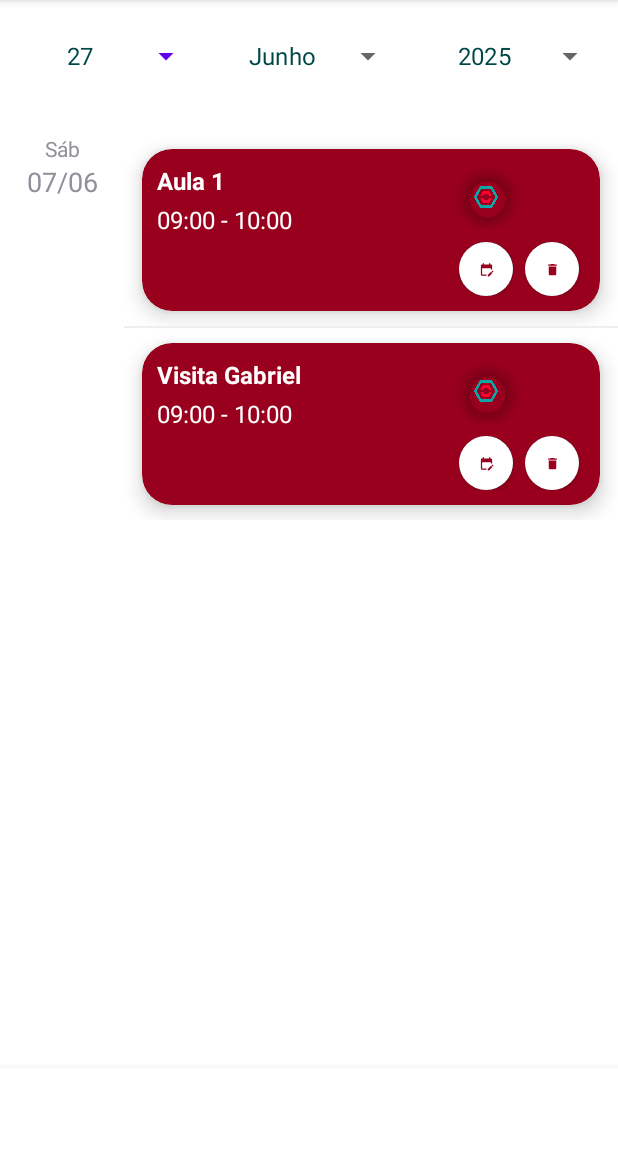
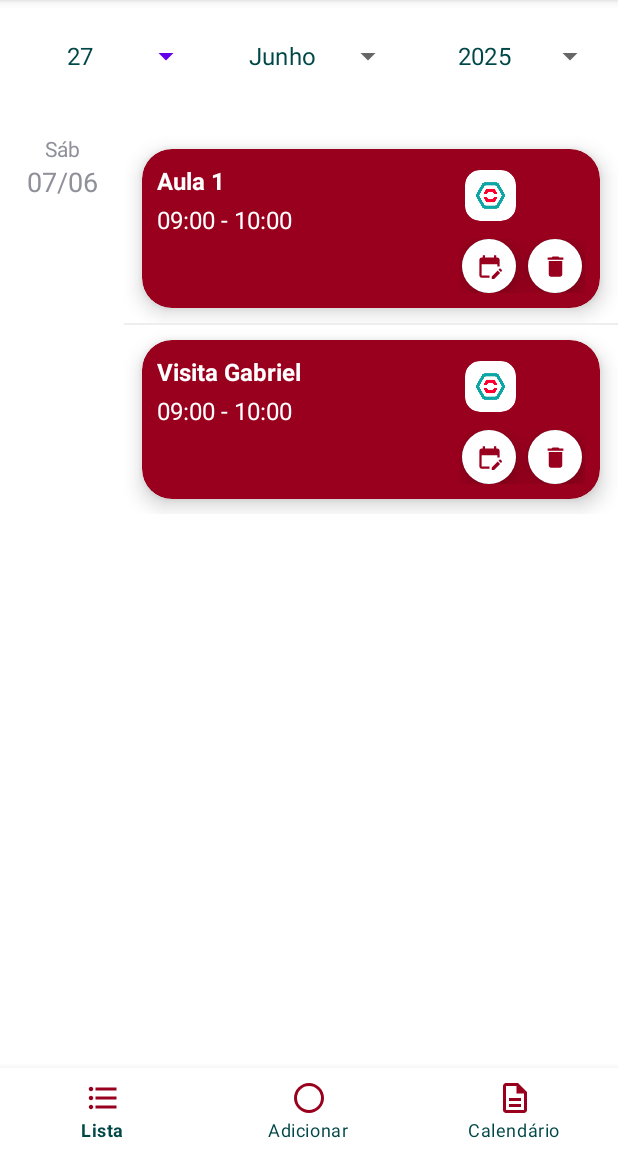
Before and after one commit to joaovitormelo/sync, an Android app: the EventsActivity screen opened directly, with no data from a screen before it, on a phone screen of 412 x 824 dp, the part 84-1236 px from its top. Run offline under Robolectric (Android 15) with nearby library versions, the phone set to English and light mode, and no system bars.

Commit message:
Mudando icones no evento e criando arquivo menu_bottom

```diff
--- a/app/src/main/java/com/rubeusufv/sync/Features/Presentation/Screens/EventsActivity.java
+++ b/app/src/main/java/com/rubeusufv/sync/Features/Presentation/Screens/EventsActivity.java
@@ -97,7 +97,7 @@ public class EventsActivity extends AppCompatActivity {
 
     private void configureBottomNav() {
         BottomNavigationView bottomNav = findViewById(R.id.bottom_navigation);
-        /*bottomNav.setSelectedItemId(R.id.nav_lista);
+        bottomNav.setSelectedItemId(R.id.nav_lista);
 
         bottomNav.setOnItemSelectedListener(item -> {
             int id = item.getItemId();
@@ -112,7 +112,7 @@ public class EventsActivity extends AppCompatActivity {
                 return true;
             }
             return false;
-        });*/
+        });
         // Teste da api da rubeus
         //buscarContatoPorId("21");
 
--- a/app/src/main/res/drawable/baseline_delete_24.xml
+++ b/app/src/main/res/drawable/baseline_delete_24.xml
@@ -1,4 +1,4 @@
-<vector xmlns:android="http://schemas.android.com/apk/res/android" android:height="10dp" android:tint="#99001D" android:viewportHeight="24" android:viewportWidth="24" android:width="10dp">
+<vector xmlns:android="http://schemas.android.com/apk/res/android" android:height="18dp" android:tint="#99001D" android:viewportHeight="24" android:viewportWidth="24" android:width="18dp">
 
     <path android:fillColor="@android:color/white" android:pathData="M6,19c0,1.1 0.9,2 2,2h8c1.1,0 2,-0.9 2,-2V7H6v12zM19,4h-3.5l-1,-1h-5l-1,1H5v2h14V4z"/>
 
--- a/app/src/main/res/drawable/baseline_edit_calendar_24.xml
+++ b/app/src/main/res/drawable/baseline_edit_calendar_24.xml
@@ -1,4 +1,4 @@
-<vector xmlns:android="http://schemas.android.com/apk/res/android" android:height="10dp" android:tint="#99001D" android:viewportHeight="24" android:viewportWidth="24" android:width="10dp">
+<vector xmlns:android="http://schemas.android.com/apk/res/android" android:height="18dp" android:tint="#99001D" android:viewportHeight="24" android:viewportWidth="24" android:width="18dp">
 
     <path android:fillColor="@android:color/white" android:pathData="M12,22H5c-1.11,0 -2,-0.9 -2,-2L3.01,6c0,-1.1 0.88,-2 1.99,-2h1V2h2v2h8V2h2v2h1c1.1,0 2,0.9 2,2v6h-2v-2H5v10h7V22zM22.13,16.99l0.71,-0.71c0.39,-0.39 0.39,-1.02 0,-1.41l-0.71,-0.71c-0.39,-0.39 -1.02,-0.39 -1.41,0l-0.71,0.71L22.13,16.99zM21.42,17.7l-5.3,5.3H14v-2.12l5.3,-5.3L21.42,17.7z"/>
 
--- a/app/src/main/res/layout/event_list_item.xml
+++ b/app/src/main/res/layout/event_list_item.xml
@@ -64,37 +64,37 @@
 
                     <androidx.cardview.widget.CardView
                         android:id="@+id/rubeusIconWrapper"
-                        android:layout_width="36dp"
-                        android:layout_height="36dp"
+                        android:layout_width="34dp"
+                        android:layout_height="34dp"
                         android:layout_margin="4dp"
-                        app:cardCornerRadius="18dp"
-                        app:cardBackgroundColor="@android:color/transparent"
-                        app:cardElevation="4dp">
+                        app:cardCornerRadius="10dp"
+                        app:cardBackgroundColor="@android:color/white"
+                        app:cardElevation="0dp">
 
                         <ImageView
                             android:id="@+id/rubeusIcon"
                             android:layout_width="match_parent"
                             android:layout_height="match_parent"
-                            android:layout_margin="10dp"
-                            android:src="@drawable/rubeus"
+                            android:layout_margin="4dp"
+                            android:src="@drawable/rubbeus"
                             android:scaleType="centerInside" />
                     </androidx.cardview.widget.CardView>
 
                     <androidx.cardview.widget.CardView
                         android:id="@+id/googleIconWrapper"
-                        android:layout_width="36dp"
-                        android:layout_height="36dp"
+                        android:layout_width="34dp"
+                        android:layout_height="34dp"
                         android:layout_margin="4dp"
-                        app:cardCornerRadius="18dp"
-                        app:cardBackgroundColor="@android:color/transparent"
-                        app:cardElevation="4dp">
+                        app:cardCornerRadius="10dp"
+                        app:cardBackgroundColor="@android:color/white"
+                        app:cardElevation="0dp">
 
                         <ImageView
                             android:id="@+id/googleIcon"
                             android:layout_width="match_parent"
                             android:layout_height="match_parent"
                             android:layout_margin="4dp"
-                            android:src="@drawable/google"
+                            android:src="@drawable/gogle"
                             android:scaleType="centerInside" />
                     </androidx.cardview.widget.CardView>
                 </LinearLayout>
@@ -114,7 +114,7 @@
                         android:layout_marginEnd="4dp"
                         app:cardCornerRadius="18dp"
                         app:cardBackgroundColor="@color/green"
-                        app:cardElevation="2dp">
+                        app:cardElevation="10dp">
 
                         <androidx.appcompat.widget.AppCompatImageButton
                             android:id="@+id/btnEditEvent"
@@ -137,7 +137,7 @@
                         android:layout_marginEnd="2dp"
                         app:cardCornerRadius="18dp"
                         app:cardBackgroundColor="@color/green"
-                        app:cardElevation="2dp">
+                        app:cardElevation="10dp">
 
                         <androidx.appcompat.widget.AppCompatImageButton
                             android:id="@+id/btnDeleteEvent"
--- /dev/null
+++ b/app/src/main/res/menu/menu_bottom.xml
@@ -0,0 +1,20 @@
+<?xml version="1.0" encoding="utf-8"?>
+<menu xmlns:android="http://schemas.android.com/apk/res/android">
+
+        <item
+            android:id="@+id/nav_lista"
+            android:icon="@drawable/ic_lista"
+            android:title="Lista" />
+
+        <item
+            android:id="@+id/nav_add"
+            android:icon="@drawable/circle_icon"
+            android:title="Adicionar" />
+
+        <item
+            android:id="@+id/nav_calendario"
+            android:icon="@drawable/description_icon"
+            android:title="Calendário" />
+
+
+</menu>
```
Also changed, not shown: app/src/main/res/drawable/gogle.webp (added).
